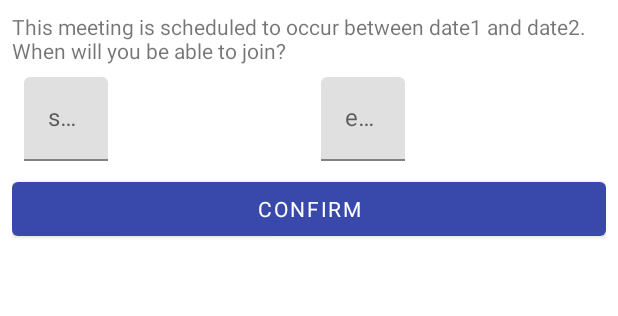
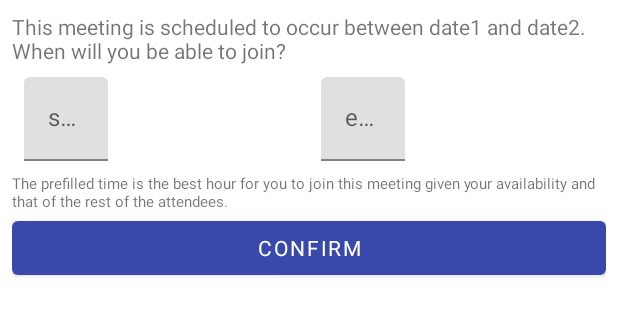
Before and after one commit to ZaynabGhazi/MeeTTime_Project, an Android app: the layout fragment_join.xml on its own in the app's theme, with its tools: preview values and no code run, on a phone screen of 412 x 824 dp. Shown: the top 316 px of the screen. Run offline under Robolectric (Android 15) with nearby library versions, the phone set to English and light mode, and no system bars; Roboto replaces fonts that are not available here.

Commit message:
added hint in join dialog for users to understand the time suggestion.

```diff
--- a/app/src/main/res/layout/fragment_join.xml
+++ b/app/src/main/res/layout/fragment_join.xml
@@ -59,6 +59,13 @@
     </LinearLayout>
 
 
+    <TextView
+        android:id="@+id/tvHint"
+        android:layout_width="match_parent"
+        android:layout_height="wrap_content"
+        android:text="The prefilled time is the best hour for you to join this meeting given your availability and that of the rest of the attendees."
+        android:textSize="10sp" />
+
     <com.google.android.material.button.MaterialButton
         android:id="@+id/btnConfirm"
         android:layout_width="match_parent"
```
